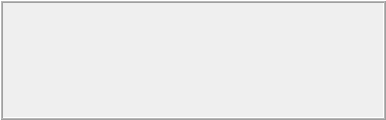
Qt form forms/imageStackWidget.ui (isis-group/vast) before a commit.
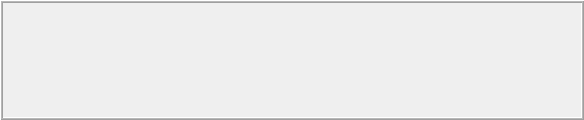
The same form after that commit. Icons and pictures are not drawn.

What changed in the file:
```diff
--- a/forms/imageStackWidget.ui
+++ b/forms/imageStackWidget.ui
@@ -6,22 +6,28 @@
    <rect>
     <x>0</x>
     <y>0</y>
-    <width>386</width>
+    <width>584</width>
     <height>120</height>
    </rect>
   </property>
   <property name="sizePolicy">
-   <sizepolicy hsizetype="Minimum" vsizetype="Maximum">
+   <sizepolicy hsizetype="Preferred" vsizetype="Maximum">
     <horstretch>0</horstretch>
     <verstretch>0</verstretch>
    </sizepolicy>
   </property>
   <property name="minimumSize">
    <size>
-    <width>200</width>
+    <width>0</width>
     <height>0</height>
    </size>
   </property>
+  <property name="maximumSize">
+   <size>
+    <width>16777215</width>
+    <height>16777215</height>
+   </size>
+  </property>
   <property name="windowTitle">
    <string>Form</string>
   </property>
```
